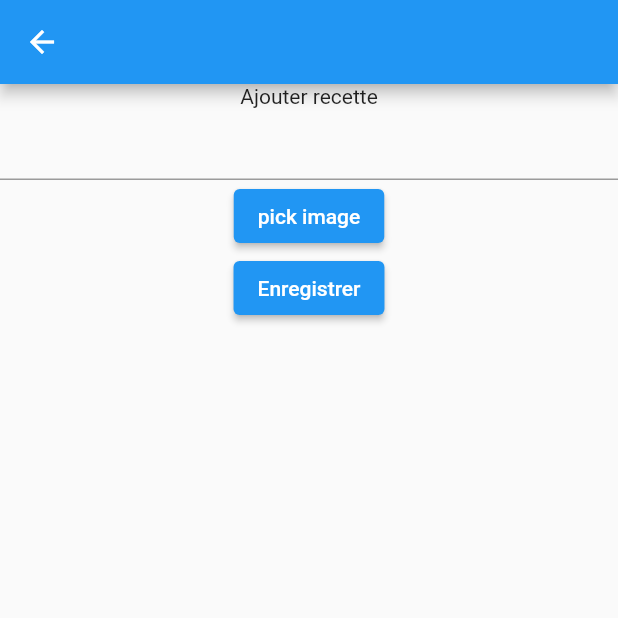
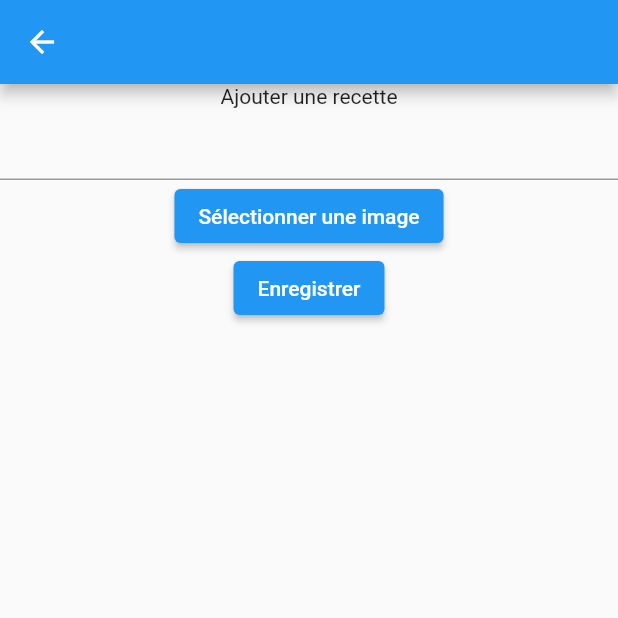
Before and after one commit to lenios/shefu, a Flutter app: the screen it shows after launch, after a tap on the "add" icon, on a phone screen of 412 x 824 dp, the top half of it. Run offline on Flutter 3.47's test engine with Material 2 defaults, Android fonts, the light colour scheme and no system bars; our stand-ins replace file_picker, get, google_fonts, hive, hive_flutter; accounts and stored records are empty.

Commit message:
translations cleanup

```diff
--- a/lib/i18n.dart
+++ b/lib/i18n.dart
@@ -8,16 +8,22 @@ class I18n extends Translations {
           'add recipe': 'Add recipe',
           'save': 'Save',
           'title': 'Title',
+          'pick image': 'Pick an image',
           'source': 'Source',
-
+          'search': 'Search',
+          'no_recipe':
+              'No recipe in database. Please create one using the + icon.',
         },
         'fr_FR': {
           'hello': 'Bonjour',
-          'add recipe': 'Ajouter recette',
+          'add recipe': 'Ajouter une recette',
           'save': 'Enregistrer',
           'title': 'Titre',
+          'pick image': 'Sélectionner une image',
           'source': 'Source',
-
+          'search': 'Recherche',
+          'no_recipe':
+              'Aucune recette en base. Veuillez en créer une avec l\'icone +.',
         },
         //defaults to en_US when missing translations!
         'ja_JP': {
--- a/lib/screens/display_recipe.dart
+++ b/lib/screens/display_recipe.dart
@@ -1,7 +1,6 @@
 import 'dart:io';
 
 import 'package:flutter/material.dart';
-import 'package:get/get.dart';
 import 'package:shefu/models/recipes.dart';
 
 class DisplayRecipe extends StatelessWidget {
--- a/lib/screens/home.dart
+++ b/lib/screens/home.dart
@@ -37,9 +37,8 @@ class Home extends StatelessWidget {
     return GetBuilder<Controller>(
         init: c,
         builder: (value) => Scaffold(
-            // appBar: AppBar(title: Obx(() => Text("length: ${c.count} "))),
             appBar: AppBar(
-              title: Text("xx"),
+              title: Text("Shefu"),
               actions: <Widget>[
                 Padding(
                     padding: EdgeInsets.only(right: 20.0),
@@ -66,7 +65,7 @@ class Home extends StatelessWidget {
               child: Column(
                 children: [
                   TextFormField(
-                    decoration: InputDecoration(hintText: "Recherche"),
+                    decoration: InputDecoration(hintText: "search".tr),
                     onChanged: (String value) {
                       c.filter_string = value;
                       c.update();
@@ -81,20 +80,18 @@ class Home extends StatelessWidget {
                                 Hive.box<Recipe>('recipes').listenable(),
                             builder: (context, Box<Recipe> box, _) {
                               if (box.values.isEmpty) {
-                                return Text('data is empty');
+                                return Text('no_recipe'.tr);
                               } else {
                                 List<Recipe> recipes =
                                     box.values.toList().where((e) {
                                   return e.title.contains(c.filter_string);
                                 }).toList();
-                                //List<Recipe> recipes = box.values.toList();
                                 print(recipes);
 
                                 return SizedBox(
                                     height: 700,
                                     child: RecipesGridView(recipes: recipes));
                               }
-                              //return Container();
                             },
                           );
                         } else {
--- a/lib/widgets/recipe_card.dart
+++ b/lib/widgets/recipe_card.dart
@@ -22,7 +22,6 @@ class RecipeCard extends StatelessWidget {
                 File(recipe.image_path),
                 fit: BoxFit.fitWidth,
                 width: 120,
-                // height: 50,
               ),
             ),
             const SizedBox(
```
